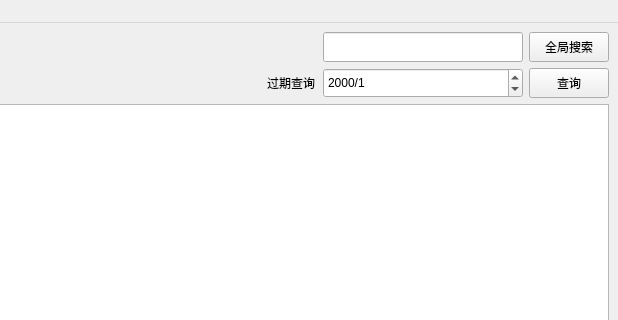
Before: the Qt Designer form qtdesigner/主界面.ui in zhihao2020/MaterialManagement, drawn with Qt 5; both pictures show x 577 to 1195 and y 0 to 320 of the 1195 by 723 pixel window.
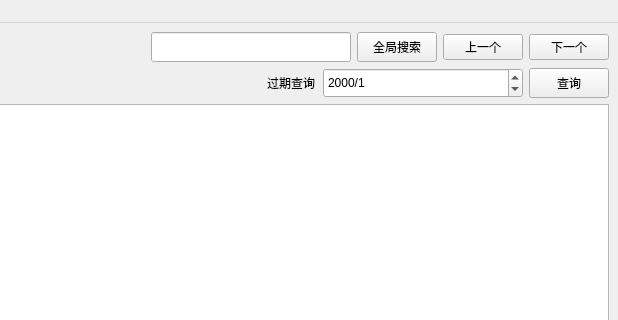
After: the same form once the commit is applied.

Diff of the .ui file:
```diff
--- a/qtdesigner/主界面.ui
+++ b/qtdesigner/主界面.ui
@@ -61,6 +61,20 @@
           </property>
          </widget>
         </item>
+        <item>
+         <widget class="QPushButton" name="pushButton_3">
+          <property name="text">
+           <string>上一个</string>
+          </property>
+         </widget>
+        </item>
+        <item>
+         <widget class="QPushButton" name="pushButton_4">
+          <property name="text">
+           <string>下一个</string>
+          </property>
+         </widget>
+        </item>
        </layout>
       </item>
       <item>
```
Left out of the diff: 5 changed lines with no effect on the pictures.
